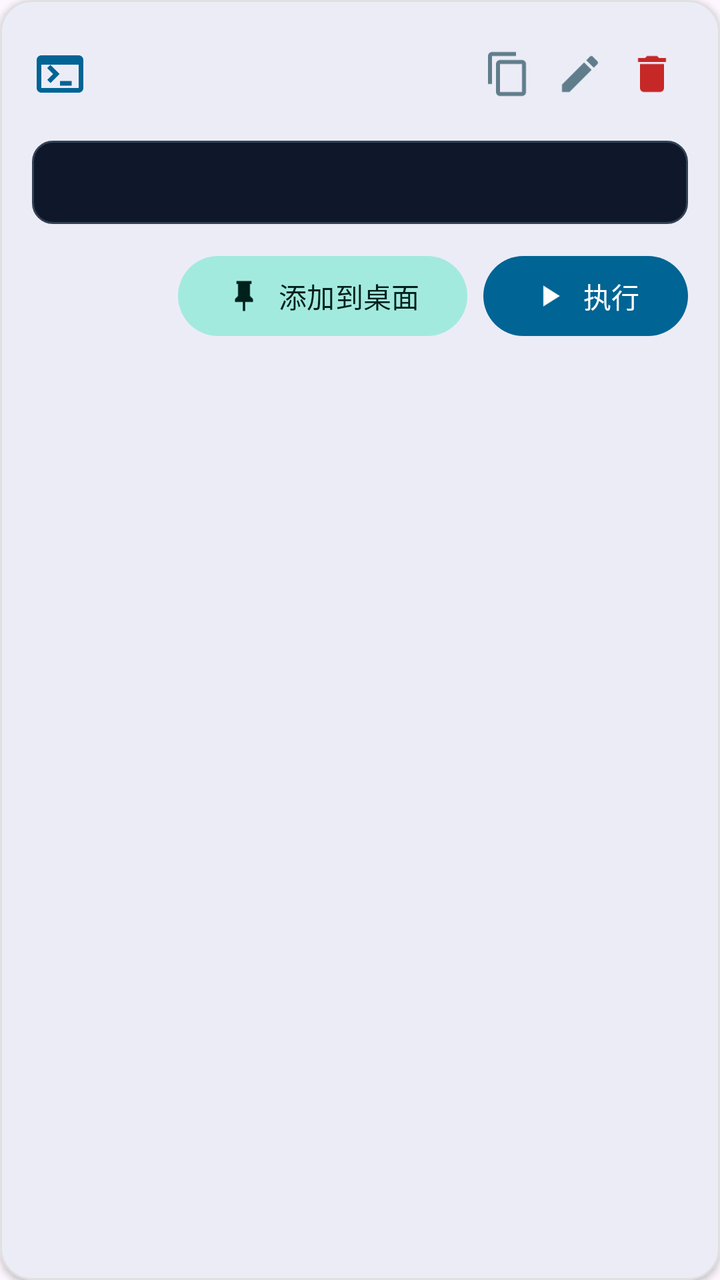
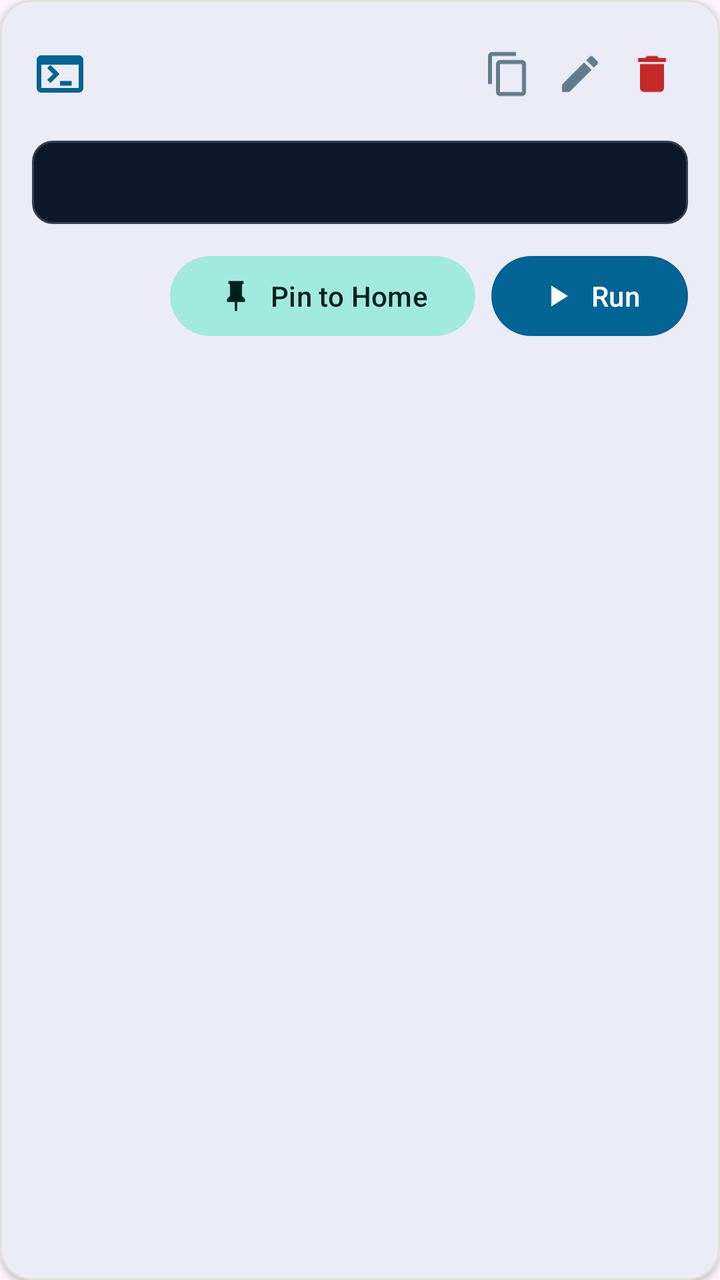

The first picture is an Android layout as it rendered before a commit; the second is the same layout after the commit. The layout source and the unified diff follow.
<!-- AndroidManifest.xml: application theme Theme.SSHRemoteExec -->
<!-- res/layout/item_command.xml -->
<?xml version="1.0" encoding="utf-8"?>
<com.google.android.material.card.MaterialCardView xmlns:android="http://schemas.android.com/apk/res/android"
    xmlns:app="http://schemas.android.com/apk/res-auto"
    android:layout_width="match_parent"
    android:layout_height="wrap_content"
    android:layout_marginHorizontal="8dp"
    android:layout_marginVertical="6dp"
    app:cardCornerRadius="16dp"
    app:cardElevation="2dp"
    app:strokeWidth="1dp"
    app:strokeColor="@color/divider">

    <LinearLayout
        android:layout_width="match_parent"
        android:layout_height="wrap_content"
        android:orientation="vertical"
        android:padding="16dp">

        
        <LinearLayout
            android:layout_width="match_parent"
            android:layout_height="wrap_content"
            android:gravity="center_vertical"
            android:orientation="horizontal">

            <ImageView
                android:layout_width="28dp"
                android:layout_height="28dp"
                android:src="@drawable/ic_terminal"
                app:tint="?attr/colorPrimary" />

            <LinearLayout
                android:layout_width="0dp"
                android:layout_height="wrap_content"
                android:layout_marginStart="12dp"
                android:layout_weight="1"
                android:orientation="vertical">

                <TextView
                    android:id="@+id/tv_command_name"
                    android:layout_width="wrap_content"
                    android:layout_height="wrap_content"
                    android:textColor="@color/text_primary"
                    android:textSize="17sp"
                    android:textStyle="bold" />

                <TextView
                    android:id="@+id/tv_server_name"
                    android:layout_width="wrap_content"
                    android:layout_height="wrap_content"
                    android:layout_marginTop="2dp"
                    android:textColor="@color/text_secondary"
                    android:textSize="13sp" />
            </LinearLayout>

            <ImageButton
                android:id="@+id/btn_copy_command"
                android:layout_width="36dp"
                android:layout_height="36dp"
                android:background="?attr/selectableItemBackgroundBorderless"
                android:contentDescription="复制命令"
                android:src="@drawable/ic_copy"
                app:tint="@color/text_secondary" />

            <ImageButton
                android:id="@+id/btn_edit_command"
                android:layout_width="36dp"
                android:layout_height="36dp"
                android:background="?attr/selectableItemBackgroundBorderless"
                android:contentDescription="@string/action_edit"
                android:src="@drawable/ic_edit"
                app:tint="@color/text_secondary" />

            <ImageButton
                android:id="@+id/btn_delete_command"
                android:layout_width="36dp"
                android:layout_height="36dp"
                android:background="?attr/selectableItemBackgroundBorderless"
                android:contentDescription="@string/action_delete"
                android:src="@drawable/ic_delete"
                app:tint="@color/status_error" />
        </LinearLayout>

        
        <TextView
            android:id="@+id/tv_command_script"
            android:layout_width="match_parent"
            android:layout_height="wrap_content"
            android:layout_marginTop="12dp"
            android:background="@drawable/bg_code_snippet"
            android:fontFamily="monospace"
            android:padding="12dp"
            android:textIsSelectable="true"
            android:textColor="#38BDF8"
            android:textSize="13sp" />

        
        <LinearLayout
            android:layout_width="match_parent"
            android:layout_height="wrap_content"
            android:layout_marginTop="12dp"
            android:gravity="end"
            android:orientation="horizontal">

            <com.google.android.material.button.MaterialButton
                android:id="@+id/btn_pin_to_desktop"
                style="@style/Widget.Material3.Button.TonalButton"
                android:layout_width="wrap_content"
                android:layout_height="wrap_content"
                android:layout_marginEnd="8dp"
                android:text="@string/action_pin_widget"
                app:icon="@drawable/ic_pin" />

            <com.google.android.material.button.MaterialButton
                android:id="@+id/btn_run_command"
                android:layout_width="wrap_content"
                android:layout_height="wrap_content"
                android:text="@string/action_run"
                app:icon="@drawable/ic_play" />
        </LinearLayout>

    </LinearLayout>
</com.google.android.material.card.MaterialCardView>
<!-- resources referenced by this layout -->
<resources>
  <color name="divider">#E0E0E0</color>
  <color name="status_error">#C62828</color>
  <color name="text_primary">#1C1B1F</color>
  <color name="text_secondary">#607D8B</color>
  <!-- drawable bg_code_snippet (drawable) -->
  <?xml version="1.0" encoding="utf-8"?>
  <shape xmlns:android="http://schemas.android.com/apk/res/android"
      android:shape="rectangle">
      <corners android:radius="10dp" />
      <solid android:color="#0F172A" />
      <stroke android:width="1dp" android:color="#334155" />
  </shape>
  <!-- drawable ic_copy (drawable) -->
  <vector xmlns:android="http://schemas.android.com/apk/res/android"
      android:width="24dp"
      android:height="24dp"
      android:viewportWidth="24"
      android:viewportHeight="24">
      <path
          android:fillColor="@android:color/white"
          android:pathData="M16,1H4C2.9,1 2,1.9 2,3V17H4V3H16V1ZM19,5H8C6.9,5 6,5.9 6,7V21C6,22.1 6.9,23 8,23H19C20.1,23 21,22.1 21,21V7C21,5.9 20.1,5 19,5ZM19,21H8V7H19V21Z"/>
  </vector>
  <!-- drawable ic_delete (drawable) -->
  <vector xmlns:android="http://schemas.android.com/apk/res/android"
      android:width="24dp"
      android:height="24dp"
      android:viewportWidth="24"
      android:viewportHeight="24">
    <path
        android:fillColor="#FF000000"
        android:pathData="M6,19c0,1.1 0.9,2 2,2h8c1.1,0 2,-0.9 2,-2V7H6v12zM19,4h-3.5l-1,-1h-5l-1,1H5v2h14V4z"/>
  </vector>
  <!-- drawable ic_edit (drawable) -->
  <vector xmlns:android="http://schemas.android.com/apk/res/android"
      android:width="24dp"
      android:height="24dp"
      android:viewportWidth="24"
      android:viewportHeight="24">
    <path
        android:fillColor="#FF000000"
        android:pathData="M3,17.25V21h3.75L17.81,9.94l-3.75,-3.75L3,17.25zM20.71,7.04c0.39,-0.39 0.39,-1.02 0,-1.41l-2.34,-2.34c-0.39,-0.39 -1.02,-0.39 -1.41,0l-1.83,1.83 3.75,3.75 1.83,-1.83z"/>
  </vector>
  <!-- drawable ic_pin (drawable) -->
  <vector xmlns:android="http://schemas.android.com/apk/res/android"
      android:width="24dp"
      android:height="24dp"
      android:viewportWidth="24"
      android:viewportHeight="24">
    <path
        android:fillColor="#FF000000"
        android:pathData="M16,12V4h1V2H7v2h1v8l-2,2v2h5.2v6h1.6v-6H18v-2l-2,-2z"/>
  </vector>
  <!-- drawable ic_play (drawable) -->
  <vector xmlns:android="http://schemas.android.com/apk/res/android"
      android:width="24dp"
      android:height="24dp"
      android:viewportWidth="24"
      android:viewportHeight="24">
    <path
        android:fillColor="#FF000000"
        android:pathData="M8,5v14l11,-7z"/>
  </vector>
  <!-- drawable ic_terminal (drawable) -->
  <vector xmlns:android="http://schemas.android.com/apk/res/android"
      android:width="24dp"
      android:height="24dp"
      android:viewportWidth="24"
      android:viewportHeight="24">
    <path
        android:fillColor="#FF000000"
        android:pathData="M20,4L4,4c-1.1,0 -2,0.9 -2,2v12c0,1.1 0.9,2 2,2h16c1.1,0 2,-0.9 2,-2L22,6c0,-1.1 -0.9,-2 -2,-2zM20,18L4,18L4,8h16v10zM6.5,9.5L9,12l-2.5,2.5 1.41,1.41L11.83,12 7.91,8.09 6.5,9.5zM12,15h5v2h-5z"/>
  </vector>
  <string name="action_delete">删除</string>
  <string name="action_edit">编辑</string>
  <string name="action_pin_widget">添加到桌面</string>
  <string name="action_run">执行</string>
  <color name="primary">#006494</color>
  <color name="on_primary">#FFFFFF</color>
  <color name="primary_container">#CCE5FF</color>
  <color name="on_primary_container">#001D31</color>
  <color name="secondary">#00A896</color>
  <color name="on_secondary">#FFFFFF</color>
  <color name="secondary_container">#A3EADE</color>
  <color name="on_secondary_container">#00201C</color>
  <!-- unchanged entries left out for length: 1 -->
</resources>

<!-- the commit's change to res/layout/item_command.xml (unified diff, before → after) -->
@@ -58,7 +58,7 @@
                 android:layout_width="36dp"
                 android:layout_height="36dp"
                 android:background="?attr/selectableItemBackgroundBorderless"
-                android:contentDescription="复制命令"
+                android:contentDescription="@string/action_copy"
                 android:src="@drawable/ic_copy"
                 app:tint="@color/text_secondary" />
 
<!-- resource entries referenced after the edit -->
@@ -72,10 +72,11 @@
         android:fillColor="#FF000000"
         android:pathData="M20,4L4,4c-1.1,0 -2,0.9 -2,2v12c0,1.1 0.9,2 2,2h16c1.1,0 2,-0.9 2,-2L22,6c0,-1.1 -0.9,-2 -2,-2zM20,18L4,18L4,8h16v10zM6.5,9.5L9,12l-2.5,2.5 1.41,1.41L11.83,12 7.91,8.09 6.5,9.5zM12,15h5v2h-5z"/>
   </vector>
-  <string name="action_delete">删除</string>
-  <string name="action_edit">编辑</string>
-  <string name="action_pin_widget">添加到桌面</string>
-  <string name="action_run">执行</string>
+  <string name="action_copy">Copy</string>
+  <string name="action_delete">Delete</string>
+  <string name="action_edit">Edit</string>
+  <string name="action_pin_widget">Pin to Home</string>
+  <string name="action_run">Run</string>
   <color name="primary">#006494</color>
   <color name="on_primary">#FFFFFF</color>
   <color name="primary_container">#CCE5FF</color>
